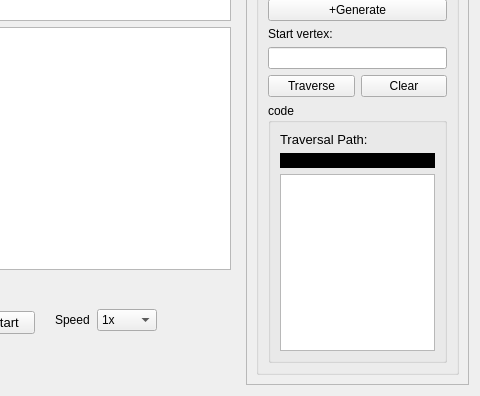
Above: form.ui from Binaya764/DSA-Visualizer before the change; both pictures show x 318 to 798 and y 99 to 495 of the 798 by 495 pixel window. Below: the same form after it.
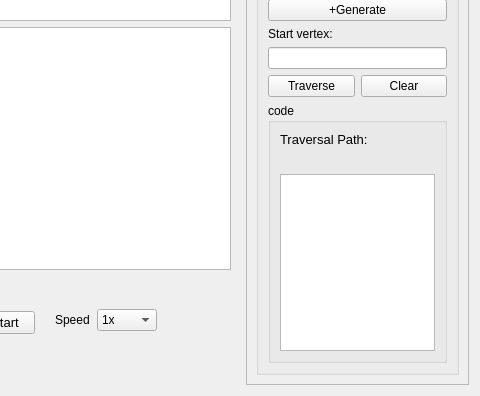
That is the form after the change.

The edit to the form file:
```diff
--- a/form.ui
+++ b/form.ui
@@ -13,6 +13,9 @@
   <property name="windowTitle">
    <string>Widget</string>
   </property>
+  <property name="styleSheet">
+   <string notr="true"/>
+  </property>
   <layout class="QHBoxLayout" name="horizontalLayout_14">
    <item>
     <layout class="QHBoxLayout" name="horizontalLayout_11">
@@ -1547,7 +1550,7 @@
                         </font>
                        </property>
                        <property name="styleSheet">
-                        <string notr="true">background-color: black;</string>
+                        <string notr="true"/>
                        </property>
                        <property name="text">
                         <string/>
```
Left out of the diff: 3 changed lines with no effect on the pictures.
